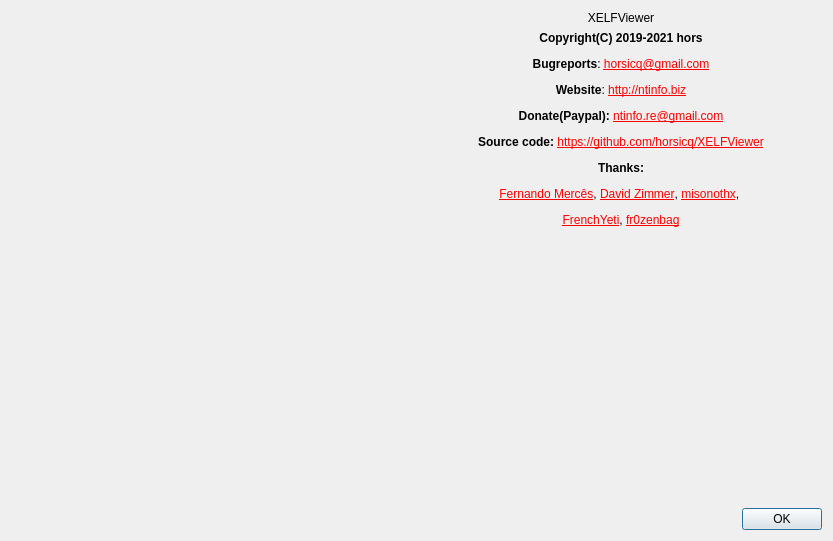
Qt form gui_source/dialogabout.ui (horsicq/XELFViewer) before a commit.
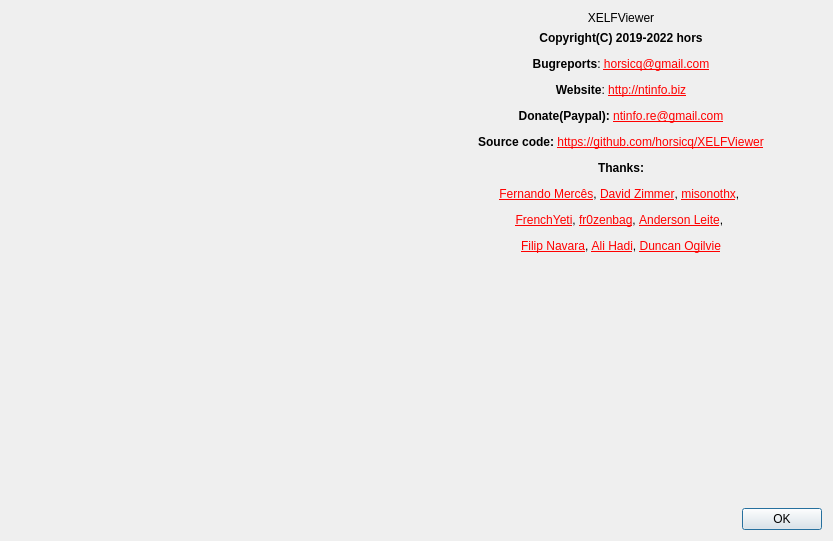
The same form after that commit. Icons and pictures are not drawn.

```diff
--- a/gui_source/dialogabout.ui
+++ b/gui_source/dialogabout.ui
@@ -56,7 +56,7 @@
        <item>
         <widget class="QLabel" name="labelInfo">
          <property name="text">
-          <string notr="true">&lt;html&gt;&lt;head/&gt;&lt;body&gt;&lt;p align=&quot;center&quot;&gt;&lt;span style=&quot; font-weight:600;&quot;&gt;Copyright(C) 2019-2021 hors&lt;/span&gt;&lt;/p&gt;&lt;p align=&quot;center&quot;&gt;&lt;span style=&quot; font-weight:600;&quot;&gt;Bugreports&lt;/span&gt;: &lt;a href=&quot;mailto:horsicq@gmail.com&quot;&gt;&lt;span style=&quot; text-decoration: underline; color:#ff0000;&quot;&gt;horsicq@gmail.com&lt;/span&gt;&lt;/a&gt;&lt;/p&gt;&lt;p align=&quot;center&quot;&gt;&lt;span style=&quot; font-weight:600;&quot;&gt;Website&lt;/span&gt;: &lt;a href=&quot;http://ntinfo.biz&quot;&gt;&lt;span style=&quot; text-decoration: underline; color:#ff0000;&quot;&gt;http://ntinfo.biz&lt;/span&gt;&lt;/a&gt;&lt;/p&gt;&lt;p align=&quot;center&quot;&gt;&lt;span style=&quot; font-weight:600;&quot;&gt;Donate(Paypal): &lt;/span&gt;&lt;a href=&quot;mailto:ntinfo.re@gmail.com&quot;&gt;&lt;span style=&quot; text-decoration: underline; color:#ff0000;&quot;&gt;ntinfo.re@gmail.com&lt;/span&gt;&lt;/a&gt;&lt;/p&gt;&lt;p align=&quot;center&quot;&gt;&lt;span style=&quot; font-weight:600;&quot;&gt;Source code: &lt;/span&gt;&lt;a href=&quot;https://github.com/horsicq/XELFViewer&quot;&gt;&lt;span style=&quot; text-decoration: underline; color:#ff0000;&quot;&gt;https://github.com/horsicq/XELFViewer&lt;/span&gt;&lt;/a&gt;&lt;/p&gt;&lt;p align=&quot;center&quot;&gt;&lt;span style=&quot; font-weight:600;&quot;&gt;Thanks:&lt;/span&gt;&lt;/p&gt;&lt;p align=&quot;center&quot;&gt;&lt;a href=&quot;https://www.mentebinaria.com.br/&quot;&gt;&lt;span style=&quot; text-decoration: underline; color:#ff0000;&quot;&gt;Fernando Mercês&lt;/span&gt;&lt;/a&gt;, &lt;a href=&quot;http://sandsprite.com/&quot;&gt;&lt;span style=&quot; text-decoration: underline; color:#ff0000;&quot;&gt;David Zimmer&lt;/span&gt;&lt;/a&gt;, &lt;a href=&quot;https://github.com/miso-xyz&quot;&gt;&lt;span style=&quot; text-decoration: underline; color:#ff0000;&quot;&gt;misonothx&lt;/span&gt;&lt;/a&gt;, &lt;/p&gt;&lt;p align=&quot;center&quot;&gt;&lt;a href=&quot;https://twitter.com/frenchyeti&quot;&gt;&lt;span style=&quot; text-decoration: underline; color:#ff0000;&quot;&gt;FrenchYeti&lt;/span&gt;&lt;/a&gt;, &lt;a href=&quot;https://github.com/fr0zenbag&quot;&gt;&lt;span style=&quot; text-decoration: underline; color:#ff0000;&quot;&gt;fr0zenbag&lt;/span&gt;&lt;/a&gt;&lt;/p&gt;&lt;/body&gt;&lt;/html&gt;</string>
+          <string notr="true">&lt;html&gt;&lt;head/&gt;&lt;body&gt;&lt;p align=&quot;center&quot;&gt;&lt;span style=&quot; font-weight:600;&quot;&gt;Copyright(C) 2019-2022 hors&lt;/span&gt;&lt;/p&gt;&lt;p align=&quot;center&quot;&gt;&lt;span style=&quot; font-weight:600;&quot;&gt;Bugreports&lt;/span&gt;: &lt;a href=&quot;mailto:horsicq@gmail.com&quot;&gt;&lt;span style=&quot; text-decoration: underline; color:#ff0000;&quot;&gt;horsicq@gmail.com&lt;/span&gt;&lt;/a&gt;&lt;/p&gt;&lt;p align=&quot;center&quot;&gt;&lt;span style=&quot; font-weight:600;&quot;&gt;Website&lt;/span&gt;: &lt;a href=&quot;http://ntinfo.biz&quot;&gt;&lt;span style=&quot; text-decoration: underline; color:#ff0000;&quot;&gt;http://ntinfo.biz&lt;/span&gt;&lt;/a&gt;&lt;/p&gt;&lt;p align=&quot;center&quot;&gt;&lt;span style=&quot; font-weight:600;&quot;&gt;Donate(Paypal): &lt;/span&gt;&lt;a href=&quot;mailto:ntinfo.re@gmail.com&quot;&gt;&lt;span style=&quot; text-decoration: underline; color:#ff0000;&quot;&gt;ntinfo.re@gmail.com&lt;/span&gt;&lt;/a&gt;&lt;/p&gt;&lt;p align=&quot;center&quot;&gt;&lt;span style=&quot; font-weight:600;&quot;&gt;Source code: &lt;/span&gt;&lt;a href=&quot;https://github.com/horsicq/XELFViewer&quot;&gt;&lt;span style=&quot; text-decoration: underline; color:#ff0000;&quot;&gt;https://github.com/horsicq/XELFViewer&lt;/span&gt;&lt;/a&gt;&lt;/p&gt;&lt;p align=&quot;center&quot;&gt;&lt;span style=&quot; font-weight:600;&quot;&gt;Thanks:&lt;/span&gt;&lt;/p&gt;&lt;p align=&quot;center&quot;&gt;&lt;a href=&quot;https://www.mentebinaria.com.br/&quot;&gt;&lt;span style=&quot; text-decoration: underline; color:#ff0000;&quot;&gt;Fernando Mercês&lt;/span&gt;&lt;/a&gt;, &lt;a href=&quot;http://sandsprite.com/&quot;&gt;&lt;span style=&quot; text-decoration: underline; color:#ff0000;&quot;&gt;David Zimmer&lt;/span&gt;&lt;/a&gt;, &lt;a href=&quot;https://github.com/miso-xyz&quot;&gt;&lt;span style=&quot; text-decoration: underline; color:#ff0000;&quot;&gt;misonothx&lt;/span&gt;&lt;/a&gt;, &lt;/p&gt;&lt;p align=&quot;center&quot;&gt;&lt;a href=&quot;https://twitter.com/frenchyeti&quot;&gt;&lt;span style=&quot; text-decoration: underline; color:#ff0000;&quot;&gt;FrenchYeti&lt;/span&gt;&lt;/a&gt;, &lt;a href=&quot;https://github.com/fr0zenbag&quot;&gt;&lt;span style=&quot; text-decoration: underline; color:#ff0000;&quot;&gt;fr0zenbag&lt;/span&gt;&lt;/a&gt;, &lt;a href=&quot;https://github.com/AandersonL&quot;&gt;&lt;span style=&quot; text-decoration: underline; color:#ff0000;&quot;&gt;Anderson Leite&lt;/span&gt;&lt;/a&gt;, &lt;/p&gt;&lt;p align=&quot;center&quot;&gt;&lt;a href=&quot;https://github.com/filipnavara&quot;&gt;&lt;span style=&quot; text-decoration: underline; color:#ff0000;&quot;&gt;Filip Navara&lt;/span&gt;&lt;/a&gt;, &lt;a href=&quot;https://www.ashemery.com/&quot;&gt;&lt;span style=&quot; text-decoration: underline; color:#ff0000;&quot;&gt;Ali Hadi&lt;/span&gt;&lt;/a&gt;, &lt;a href=&quot;http://mrexodia.re/&quot;&gt;&lt;span style=&quot; text-decoration: underline; color:#ff0000;&quot;&gt;Duncan Ogilvie&lt;/span&gt;&lt;/a&gt;&lt;/p&gt;&lt;/body&gt;&lt;/html&gt;</string>
          </property>
          <property name="textFormat">
           <enum>Qt::AutoText</enum>
```
